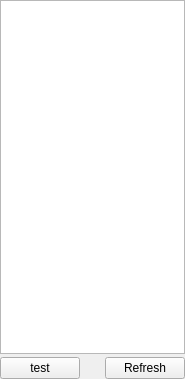
First picture: the form in source/wnd/ui/devicemgr.ui, repository ww4u/megarobostudio, before the edit.
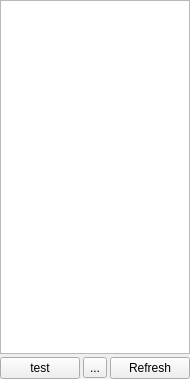
Second picture: the form after the edit. Icons and pictures are not drawn.

```diff
--- a/source/wnd/ui/devicemgr.ui
+++ b/source/wnd/ui/devicemgr.ui
@@ -69,6 +69,29 @@
        </property>
       </spacer>
      </item>
+     <item>
+      <widget class="QToolButton" name="btnPanel">
+       <property name="text">
+        <string>...</string>
+       </property>
+       <property name="icon">
+        <iconset resource="../res/res.qrc">
+         <normaloff>:/res/image/icon/manage.png</normaloff>:/res/image/icon/manage.png</iconset>
+       </property>
+       <property name="iconSize">
+        <size>
+         <width>16</width>
+         <height>16</height>
+        </size>
+       </property>
+       <property name="checkable">
+        <bool>false</bool>
+       </property>
+       <property name="checked">
+        <bool>false</bool>
+       </property>
+      </widget>
+     </item>
      <item>
       <widget class="QPushButton" name="pushButton">
        <property name="text">
@@ -78,6 +101,12 @@
         <iconset resource="../res/res.qrc">
          <normaloff>:/res/image/icon/331.png</normaloff>:/res/image/icon/331.png</iconset>
        </property>
+       <property name="iconSize">
+        <size>
+         <width>16</width>
+         <height>16</height>
+        </size>
+       </property>
       </widget>
      </item>
     </layout>
```
